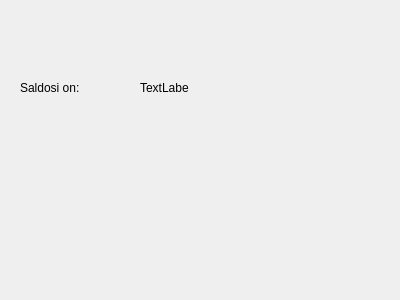
This is bankautomat/saldo.ui in bank-2022/group9 as Qt 5 draws it before an edit. The edited form follows.
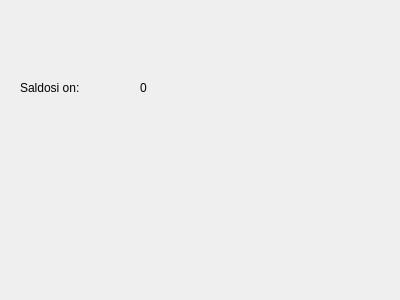
This is the edited form.

Diff of the .ui file:
```diff
--- a/bankautomat/saldo.ui
+++ b/bankautomat/saldo.ui
@@ -36,7 +36,7 @@
     </rect>
    </property>
    <property name="text">
-    <string>TextLabel</string>
+    <string>0</string>
    </property>
   </widget>
  </widget>
```
